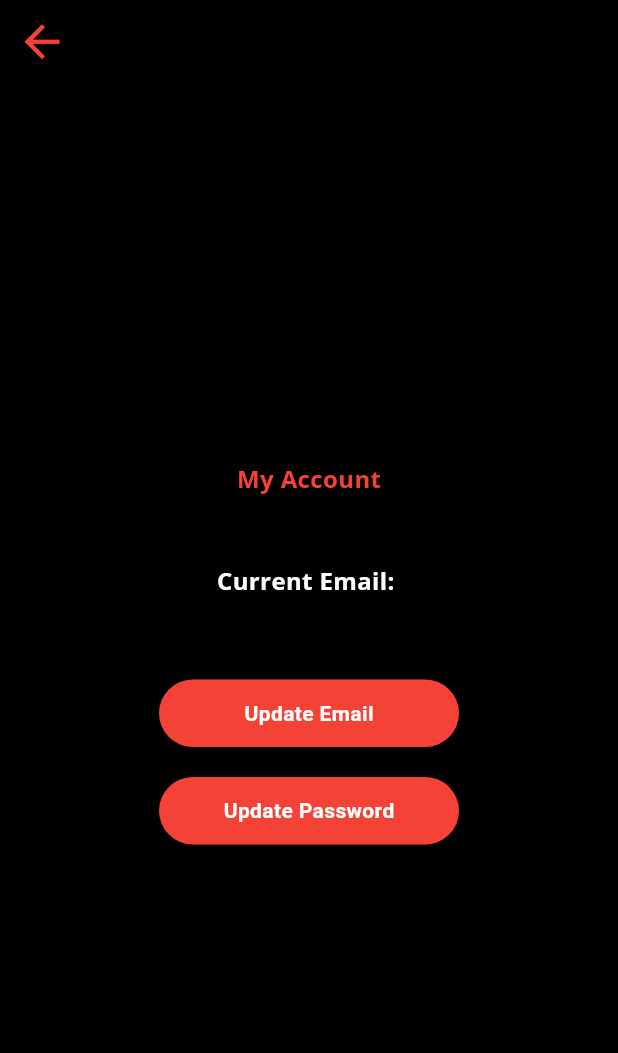
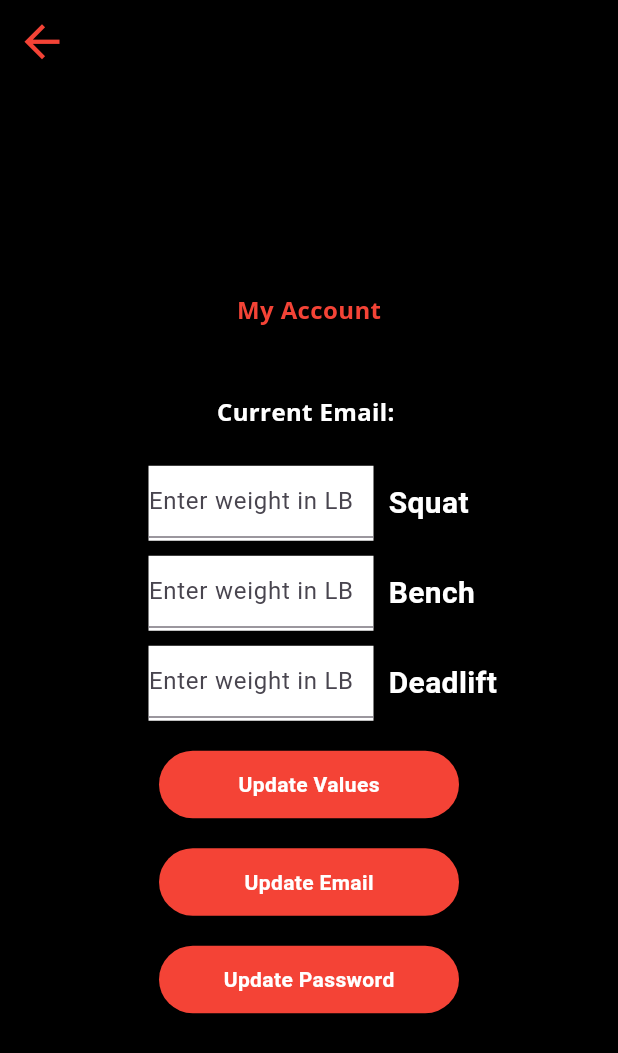
Before and after one commit to AaronRamirez05/Powerlifting-App, a Flutter app: the screen it shows once a user with an empty profile is signed in, after a tap on the "account box" icon, on a phone screen of 412 x 824 dp. Shown: the top 1053 px of the screen. Run offline on Flutter 3.47's test engine with Material 3 defaults, Android fonts, the phone set to English and light mode, and no system bars; our stand-ins replace camera, cloud_firestore, email_validator, firebase_auth, firebase_core, flutter_spinkit and 4 more; missing offline and left inert: mysql1, youtube_data_api, youtube_explode_dart; accounts and stored records are empty; network calls fail.

Commit message:
Added input system to update numbers on home

```diff
--- a/powerlifting_app/lib/screens/Home Screen/home_screen.dart
+++ b/powerlifting_app/lib/screens/Home Screen/home_screen.dart
@@ -10,6 +10,10 @@ import 'package:powerlifting_app/screens/Home Screen/myaccount_screen.dart';
 class homeScreen extends StatefulWidget {
   @override
   _home createState() => _home();
+  homeScreen({Key? key, this.input, this.input2, this.input3}) : super(key: key);
+  String? input;
+  String? input2;
+  String? input3;
 }
 
 class _home extends State<homeScreen> {
@@ -65,7 +69,7 @@ class _home extends State<homeScreen> {
                                           color: Colors.white,
                                           fontSize: 20)),
                                   SizedBox(height: 5),
-                                  Text('440.925',
+                                  Text(widget.input == null ? '0 LB' : '${widget.input} lB',
                                       style: TextStyle(
                                           fontFamily: 'Open',
                                           color: Colors.red,
@@ -100,7 +104,7 @@ class _home extends State<homeScreen> {
                                           color: Colors.white,
                                           fontSize: 20)),
                                   SizedBox(height: 5),
-                                  Text('300',
+                                  Text(widget.input2 == null ? '0 LB' : '${widget.input2} lB',
                                       style: TextStyle(
                                           fontFamily: 'Open',
                                           color: Colors.red,
@@ -135,7 +139,7 @@ class _home extends State<homeScreen> {
                                           color: Colors.white,
                                           fontSize: 20)),
                                   SizedBox(height: 5),
-                                  Text('500 LB',
+                                  Text(widget.input3 == null ? '0 LB' : '${widget.input3} lB',
                                       style: TextStyle(
                                           fontFamily: 'Open',
                                           color: Colors.red,
--- a/powerlifting_app/lib/screens/Home Screen/myaccount_screen.dart
+++ b/powerlifting_app/lib/screens/Home Screen/myaccount_screen.dart
@@ -8,9 +8,20 @@ import '../../../Common/common_widgets/custom_text_fields.dart';
 import '../../../Common/common_widgets/validator.dart';
 import '../../../utils/Utils.dart';
 
-class AccountScreen extends StatelessWidget {
-  AccountScreen({Key? key}) : super(key: key);
+class AccountScreen extends StatefulWidget {
+  @override
+  _Account createState() => _Account();
+  AccountScreen({Key? key, this.input, this.input2, this.input3}) : super(key: key);
+  String? input;
+  String? input2;
+  String? input3;
+}
+
+class _Account extends State<AccountScreen> {
   final user = FirebaseAuth.instance.currentUser!;
+  TextEditingController value = TextEditingController();
+  TextEditingController value2 = TextEditingController();
+  TextEditingController value3 = TextEditingController();
 
   @override
   Widget build(BuildContext context) {
@@ -56,7 +67,88 @@ class AccountScreen extends StatelessWidget {
                           fontFamily: 'Open',
                           fontSize: 16)),
                   SizedBox(
-                    height: 45,
+                    height: 25,
+                  ),
+                  Row(
+                      mainAxisAlignment: MainAxisAlignment.start,
+                      children: [
+                        SizedBox(width: 80),
+                        Container(
+                            color: Colors.white,
+                            height: 50,
+                            width: 150,
+                            child: TextFormField(
+                              controller: value,
+                              keyboardType: TextInputType.number,
+                              decoration: InputDecoration(
+                                  hintText: 'Enter weight in LB'),
+                            )),
+                        SizedBox(width: 10),
+                        Text("Squat",
+                            style: TextStyle(
+                                color: Colors.white, fontSize: 20, fontWeight: FontWeight.bold))
+                      ],
+                    ),
+                    SizedBox(height: 10),
+                    Row(
+                      mainAxisAlignment: MainAxisAlignment.start,
+                      children: [
+                        SizedBox(width: 80),
+                        Container(
+                            color: Colors.white,
+                            height: 50,
+                            width: 150,
+                            child: TextFormField(
+                                controller: value2,
+                                keyboardType: TextInputType.number,
+                                decoration: InputDecoration(
+                                    hintText: 'Enter weight in LB'),
+                            )),
+                        SizedBox(width: 10),
+                        Text("Bench",
+                            style: TextStyle(
+                                color: Colors.white, fontSize: 20, fontWeight: FontWeight.bold))
+                      ],
+                    ),
+                    SizedBox(height: 10),
+                    Row(
+                      mainAxisAlignment: MainAxisAlignment.start,
+                      children: [
+                        SizedBox(width: 80),
+                        Container(
+                            color: Colors.white,
+                            height: 50,
+                            width: 150,
+                            child: TextFormField(
+                                controller: value3,
+                                keyboardType: TextInputType.number,
+                                decoration: InputDecoration(
+                                    hintText: 'Enter weight in LB'),
+                            )),
+                        SizedBox(width: 10),
+                        Text("Deadlift",
+                            style: TextStyle(
+                                color: Colors.white, fontSize: 20, fontWeight: FontWeight.bold))
+                      ],
+                    ),
+                  SizedBox(height: 10),
+                  CustomButton(
+                    onPressed: () {
+                      if (widget.input == "" || widget.input2 == "" || widget.input == "") {
+                        widget.input = '0';
+                        widget.input2 = '0';
+                        widget.input3 = '0';
+                        Navigator.of(context).push(MaterialPageRoute(
+                          builder: (context) => homeScreen(input: value.text = '0', input2: value2.text = '0', input3: value3.text = '0')));
+                      }
+                      else {
+                        Navigator.of(context).push(MaterialPageRoute(
+                          builder: (context) => homeScreen(input: value.text, input2: value2.text, input3: value3.text)));
+                      }
+                    },
+                    buttonText: "Update Values",
+                    buttonWidth: 200,
+                    backColor: Colors.red,
                   ),
                   CustomButton(
                     onPressed: () {
```
